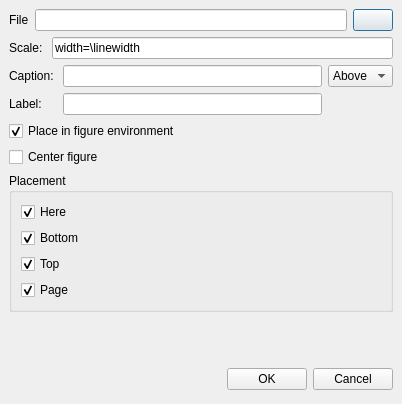
First picture: the form in insertgraphics.ui, repository svn2github/texstudio-trunk, before the edit.
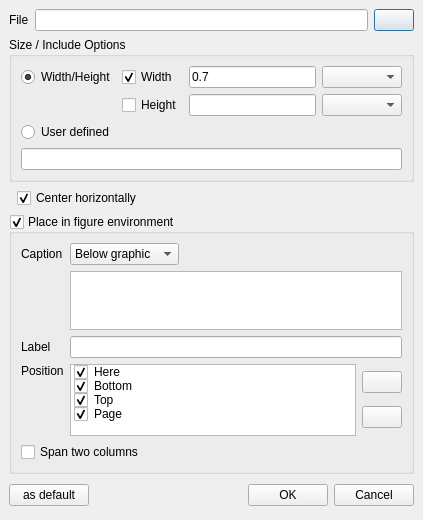
Second picture: the form after the edit. Icons and pictures are not drawn.

Commit message: improved graphics dialog by t. hoffmann

```diff
--- a/insertgraphics.ui
+++ b/insertgraphics.ui
@@ -6,8 +6,8 @@
    <rect>
     <x>0</x>
     <y>0</y>
-    <width>402</width>
-    <height>404</height>
+    <width>423</width>
+    <height>517</height>
    </rect>
   </property>
   <layout class="QVBoxLayout" name="verticalLayout">
@@ -18,14 +18,8 @@
     <number>9</number>
    </property>
    <item>
-    <layout class="QHBoxLayout">
-     <property name="spacing">
-      <number>6</number>
-     </property>
-     <property name="margin">
-      <number>0</number>
-     </property>
-     <item>
+    <layout class="QGridLayout" name="gridLayout">
+     <item row="0" column="0">
       <widget class="QLabel" name="label">
        <property name="sizePolicy">
         <sizepolicy hsizetype="Minimum" vsizetype="Fixed">
@@ -41,8 +35,8 @@
        </property>
       </widget>
      </item>
-     <item>
-      <widget class="QLineEdit" name="lineEdit">
+     <item row="0" column="1">
+      <widget class="QLineEdit" name="leFile">
        <property name="sizePolicy">
         <sizepolicy hsizetype="MinimumExpanding" vsizetype="Fixed">
          <horstretch>0</horstretch>
@@ -51,8 +45,8 @@
        </property>
       </widget>
      </item>
-     <item>
-      <widget class="QPushButton" name="pushButton">
+     <item row="0" column="2">
+      <widget class="QPushButton" name="fileSelectButton">
        <property name="sizePolicy">
         <sizepolicy hsizetype="Minimum" vsizetype="Fixed">
          <horstretch>0</horstretch>
@@ -68,8 +62,8 @@
        </property>
        <property name="iconSize">
         <size>
-         <width>22</width>
-         <height>22</height>
+         <width>16</width>
+         <height>16</height>
         </size>
        </property>
       </widget>
@@ -77,146 +71,327 @@
     </layout>
    </item>
    <item>
-    <layout class="QHBoxLayout" name="horizontalLayout">
+    <widget class="QGroupBox" name="groupBoxOptions">
+     <property name="minimumSize">
+      <size>
+       <width>0</width>
+       <height>0</height>
+      </size>
+     </property>
+     <property name="title">
+      <string>Size / Include Options</string>
+     </property>
+     <layout class="QGridLayout" name="gridLayout_2">
+      <item row="0" column="0">
+       <widget class="QRadioButton" name="rbWidthHeight">
+        <property name="text">
+         <string>Width/Height</string>
+        </property>
+        <property name="checked">
+         <bool>true</bool>
+        </property>
+       </widget>
+      </item>
+      <item row="0" column="1">
+       <widget class="QCheckBox" name="cbWidth">
+        <property name="text">
+         <string>Width</string>
+        </property>
+        <property name="checked">
+         <bool>true</bool>
+        </property>
+       </widget>
+      </item>
+      <item row="0" column="2">
+       <widget class="QLineEdit" name="leWidth">
+        <property name="text">
+         <string>0.7</string>
+        </property>
+       </widget>
+      </item>
+      <item row="0" column="3">
+       <widget class="QComboBox" name="cbWidthUnit">
+        <property name="minimumSize">
+         <size>
+          <width>80</width>
+          <height>0</height>
+         </size>
+        </property>
+       </widget>
+      </item>
+      <item row="1" column="1">
+       <widget class="QCheckBox" name="cbHeight">
+        <property name="text">
+         <string>Height</string>
+        </property>
+       </widget>
+      </item>
+      <item row="1" column="2">
+       <widget class="QLineEdit" name="leHeight"/>
+      </item>
+      <item row="1" column="3">
+       <widget class="QComboBox" name="cbHeightUnit">
+        <property name="minimumSize">
+         <size>
+          <width>80</width>
+          <height>0</height>
+         </size>
+        </property>
+       </widget>
+      </item>
+      <item row="3" column="0" colspan="4">
+       <widget class="QLineEdit" name="leScale"/>
+      </item>
+      <item row="2" column="0">
+       <widget class="QRadioButton" name="rbUser">
+        <property name="text">
+         <string>User defined</string>
+        </property>
+       </widget>
+      </item>
+     </layout>
+    </widget>
+   </item>
+   <item>
+    <layout class="QHBoxLayout" name="horizontalLayout_2">
      <item>
-      <widget class="QLabel" name="label_4">
-       <property name="text">
-        <string>Scale: </string>
+      <spacer name="horizontalSpacer_2">
+       <property name="orientation">
+        <enum>Qt::Horizontal</enum>
        </property>
-      </widget>
-     </item>
-     <item>
-      <widget class="QLineEdit" name="leScale">
-       <property name="text">
-        <string>width=\linewidth</string>
+       <property name="sizeType">
+        <enum>QSizePolicy::Fixed</enum>
        </property>
-      </widget>
-     </item>
-    </layout>
-   </item>
-   <item>
-    <layout class="QGridLayout" name="gridLayout">
-     <item row="0" column="2">
-      <widget class="QLineEdit" name="leCaption"/>
-     </item>
-     <item row="0" column="0">
-      <widget class="QLabel" name="label_2">
-       <property name="text">
-        <string>Caption: </string>
+       <property name="sizeHint" stdset="0">
+        <size>
+         <width>8</width>
+         <height>20</height>
+        </size>
        </property>
-      </widget>
+      </spacer>
      </item>
-     <item row="2" column="0">
-      <widget class="QLabel" name="label_3">
+     <item>
+      <widget class="QCheckBox" name="cbCentering">
        <property name="text">
-        <string>Label: </string>
+        <string>Center horizontally</string>
        </property>
-      </widget>
-     </item>
-     <item row="2" column="2">
-      <widget class="QLineEdit" name="leLabel"/>
-     </item>
-     <item row="0" column="3">
-      <widget class="QComboBox" name="cbPosition">
-       <property name="currentIndex">
-        <number>0</number>
+       <property name="checked">
+        <bool>true</bool>
        </property>
-       <item>
-        <property name="text">
-         <string>Above</string>
-        </property>
-       </item>
-       <item>
-        <property name="text">
-         <string>Below</string>
-        </property>
-       </item>
       </widget>
      </item>
     </layout>
    </item>
    <item>
-    <widget class="QCheckBox" name="cbFloat">
-     <property name="text">
+    <widget class="QGroupBox" name="gbFloat">
+     <property name="sizePolicy">
+      <sizepolicy hsizetype="Preferred" vsizetype="Preferred">
+       <horstretch>0</horstretch>
+       <verstretch>0</verstretch>
+      </sizepolicy>
+     </property>
+     <property name="minimumSize">
+      <size>
+       <width>0</width>
+       <height>260</height>
+      </size>
+     </property>
+     <property name="title">
       <string>Place in figure environment</string>
      </property>
-     <property name="checked">
+     <property name="checkable">
       <bool>true</bool>
      </property>
-     <property name="tristate">
-      <bool>false</bool>
-     </property>
-    </widget>
-   </item>
-   <item>
-    <widget class="QCheckBox" name="cbCentering">
-     <property name="text">
-      <string>Center figure</string>
-     </property>
-    </widget>
-   </item>
-   <item>
-    <widget class="QGroupBox" name="groupBox">
-     <property name="title">
-      <string>Placement</string>
-     </property>
-     <layout class="QVBoxLayout" name="verticalLayout_2">
-      <item>
-       <widget class="QCheckBox" name="cbHere">
+     <layout class="QGridLayout" name="gridLayout_3">
+      <item row="0" column="0">
+       <widget class="QLabel" name="label_4">
         <property name="text">
-         <string>Here</string>
+         <string>Caption</string>
         </property>
-        <property name="checked">
-         <bool>true</bool>
+       </widget>
+      </item>
+      <item row="0" column="1">
+       <widget class="QComboBox" name="cbPosition">
+        <property name="currentIndex">
+         <number>1</number>
         </property>
+        <item>
+         <property name="text">
+          <string>Above graphic</string>
+         </property>
+        </item>
+        <item>
+         <property name="text">
+          <string>Below graphic</string>
+         </property>
+        </item>
        </widget>
       </item>
-      <item>
-       <widget class="QCheckBox" name="cbBottom">
-        <property name="text">
-         <string>Bottom</string>
+      <item row="0" column="3">
+       <spacer name="horizontalSpacer">
+        <property name="orientation">
+         <enum>Qt::Horizontal</enum>
         </property>
-        <property name="checked">
-         <bool>true</bool>
+        <property name="sizeHint" stdset="0">
+         <size>
+          <width>120</width>
+          <height>20</height>
+         </size>
         </property>
+       </spacer>
+      </item>
+      <item row="1" column="1" colspan="3">
+       <widget class="QPlainTextEdit" name="teCaption">
+        <property name="sizePolicy">
+         <sizepolicy hsizetype="Expanding" vsizetype="Expanding">
+          <horstretch>0</horstretch>
+          <verstretch>0</verstretch>
+         </sizepolicy>
+        </property>
        </widget>
       </item>
-      <item>
-       <widget class="QCheckBox" name="cbTop">
+      <item row="2" column="0">
+       <widget class="QLabel" name="label_3">
         <property name="text">
-         <string>Top</string>
+         <string>Label</string>
         </property>
-        <property name="checked">
-         <bool>true</bool>
+       </widget>
+      </item>
+      <item row="2" column="1" colspan="3">
+       <widget class="QLineEdit" name="leLabel"/>
+      </item>
+      <item row="5" column="0" colspan="2">
+       <widget class="QCheckBox" name="cbSpan">
+        <property name="text">
+         <string>Span two columns</string>
         </property>
        </widget>
       </item>
-      <item>
-       <widget class="QCheckBox" name="cbPage">
+      <item row="3" column="1" rowspan="2" colspan="3">
+       <layout class="QHBoxLayout" name="horizontalLayout">
+        <item>
+         <widget class="QListWidget" name="listPlacement">
+          <property name="sizePolicy">
+           <sizepolicy hsizetype="Expanding" vsizetype="Ignored">
+            <horstretch>0</horstretch>
+            <verstretch>0</verstretch>
+           </sizepolicy>
+          </property>
+          <property name="minimumSize">
+           <size>
+            <width>0</width>
+            <height>72</height>
+           </size>
+          </property>
+          <property name="baseSize">
+           <size>
+            <width>40</width>
+            <height>100</height>
+           </size>
+          </property>
+          <property name="editTriggers">
+           <set>QAbstractItemView::DoubleClicked|QAbstractItemView::EditKeyPressed</set>
+          </property>
+          <property name="dragDropMode">
+           <enum>QAbstractItemView::InternalMove</enum>
+          </property>
+          <property name="defaultDropAction">
+           <enum>Qt::MoveAction</enum>
+          </property>
+          <property name="movement">
+           <enum>QListView::Snap</enum>
+          </property>
+          <property name="uniformItemSizes">
+           <bool>true</bool>
+          </property>
+          <property name="sortingEnabled">
+           <bool>false</bool>
+          </property>
+          <item>
+           <property name="text">
+            <string>Here</string>
+           </property>
+           <property name="checkState">
+            <enum>Checked</enum>
+           </property>
+          </item>
+          <item>
+           <property name="text">
+            <string>Bottom</string>
+           </property>
+           <property name="checkState">
+            <enum>Checked</enum>
+           </property>
+          </item>
+          <item>
+           <property name="text">
+            <string>Top</string>
+           </property>
+           <property name="checkState">
+            <enum>Checked</enum>
+           </property>
+          </item>
+          <item>
+           <property name="text">
+            <string>Page</string>
+           </property>
+           <property name="checkState">
+            <enum>Checked</enum>
+           </property>
+          </item>
+         </widget>
+        </item>
+        <item>
+         <layout class="QVBoxLayout" name="verticalLayout_2">
+          <item>
+           <widget class="QPushButton" name="upButton">
+            <property name="text">
+             <string/>
+            </property>
+            <property name="icon">
+             <iconset resource="texmaker.qrc">
+              <normaloff>:/images/up.png</normaloff>:/images/up.png</iconset>
+            </property>
+           </widget>
+          </item>
+          <item>
+           <widget class="QPushButton" name="downButton">
+            <property name="text">
+             <string/>
+            </property>
+            <property name="icon">
+             <iconset resource="texmaker.qrc">
+              <normaloff>:/images/down.png</normaloff>:/images/down.png</iconset>
+            </property>
+           </widget>
+          </item>
+         </layout>
+        </item>
+       </layout>
+      </item>
+      <item row="3" column="0">
+       <widget class="QLabel" name="label_2">
         <property name="text">
-         <string>Page</string>
+         <string>Position</string>
         </property>
-        <property name="checked">
-         <bool>true</bool>
-        </property>
        </widget>
       </item>
+      <item row="4" column="0">
+       <spacer name="verticalSpacer">
+        <property name="orientation">
+         <enum>Qt::Vertical</enum>
+        </property>
+        <property name="sizeHint" stdset="0">
+         <size>
+          <width>20</width>
+          <height>40</height>
+         </size>
+        </property>
+       </spacer>
+      </item>
      </layout>
     </widget>
    </item>
-   <item>
-    <spacer name="verticalSpacer">
-     <property name="orientation">
-      <enum>Qt::Vertical</enum>
-     </property>
-     <property name="sizeHint" stdset="0">
-      <size>
-       <width>20</width>
-       <height>40</height>
-      </size>
-     </property>
-    </spacer>
-   </item>
    <item>
     <layout class="QHBoxLayout">
      <property name="spacing">
@@ -225,6 +400,26 @@
      <property name="margin">
       <number>0</number>
      </property>
+     <item>
+      <widget class="QPushButton" name="pbSaveDefault">
+       <property name="minimumSize">
+        <size>
+         <width>0</width>
+         <height>0</height>
+        </size>
+       </property>
+       <property name="toolTip">
+        <string>Save current settings as default.</string>
+       </property>
+       <property name="text">
+        <string>as default</string>
+       </property>
+       <property name="icon">
+        <iconset resource="texmaker.qrc">
+         <normaloff>:/images/classic/filesave.png</normaloff>:/images/classic/filesave.png</iconset>
+       </property>
+      </widget>
+     </item>
      <item>
       <spacer>
        <property name="orientation">
```
Left out of the diff: 7 changed lines with no effect on the pictures. The commit also changes 9 other files.
